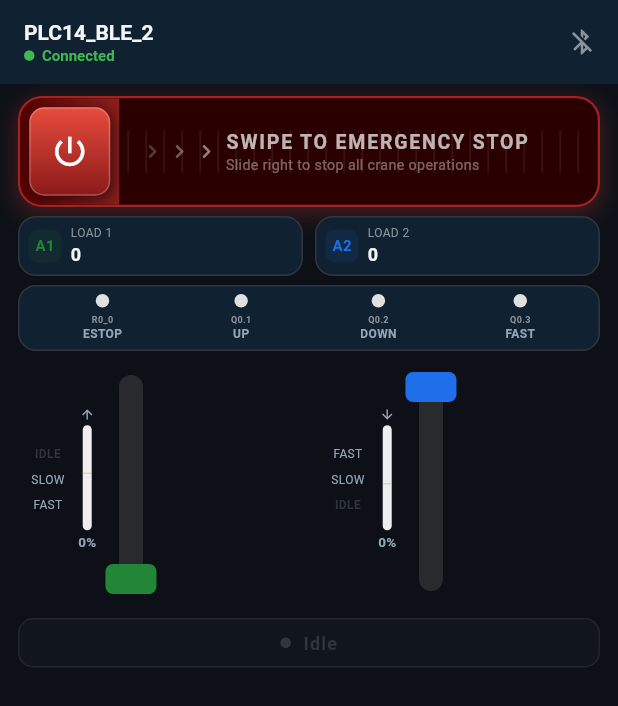
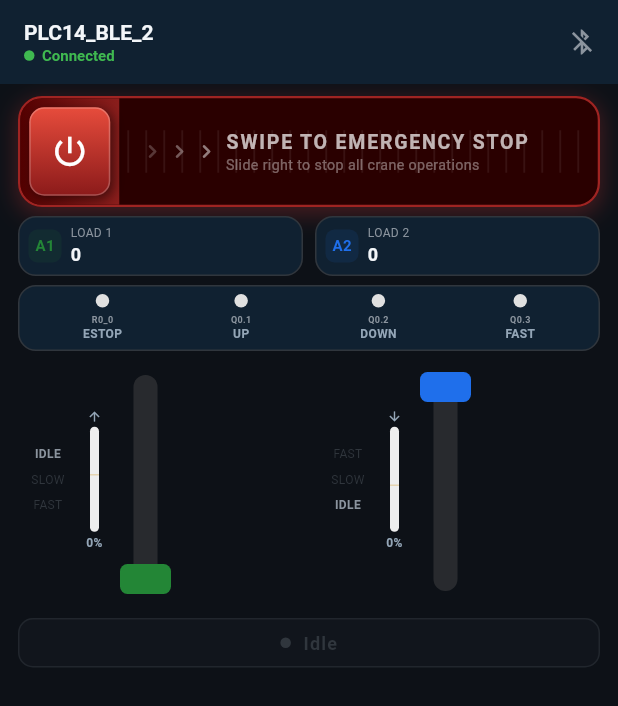
Before and after one commit to ashik134/IntelliHMI-BLE-Unified-Automation-Interface, a Flutter app: the ControlScreen screen opened directly, on a phone screen of 412 x 824 dp. Shown: the top 706 px of the screen. Run offline on Flutter 3.47's test engine with Material 3 defaults, Android fonts, the phone set to English and light mode, and no system bars; our stand-ins replace flutter_blue_plus, logger, permission_handler, shared_preferences, vibration, wakelock_plus; accounts and stored records are empty.

Commit message:
modified the `_sliderIndicator()` method to use a vertical-direction slider indicator and fixed the unwanted horizontal shifting/jitter issue of the same widgets

```diff
--- a/lib/widgets/crane_slider_button.dart
+++ b/lib/widgets/crane_slider_button.dart
@@ -234,17 +234,11 @@ class _CraneSliderButtonState extends State<CraneSliderButton>
               children: [
                 Padding(
                   padding: const EdgeInsets.fromLTRB(6, 3, 6, 7),
-              child: Column(
-                children: [
-                  _sliderIndicator(),
-                  // const SizedBox(height: 5),
-                  // _plcOutputDisplay(),
-                ],
-              ),
+                  child: _sliderIndicator(),
                 ),
                 Center(
                   child: RotatedBox(
-                    quarterTurns: widget.isUp ? -1 : 1,
+                    quarterTurns: widget.isUp ? -1 : 1, //
                     child: SliderTheme(
                       data: SliderThemeData(
                         trackHeight: 16,
@@ -254,7 +248,7 @@ class _CraneSliderButtonState extends State<CraneSliderButton>
                           borderRadius: 5,
                         ),
                         overlayShape: const RoundSliderOverlayShape(
-                          overlayRadius: 10
+                          overlayRadius: 10,
                         ),
                         activeTrackColor: _sliderValue >= _fastThreshold
                             ? AppColors.fastColor
@@ -280,9 +274,6 @@ class _CraneSliderButtonState extends State<CraneSliderButton>
                 ),
               ],
             ),
-
-            // Bottom info section
-
           ],
         );
       },
@@ -383,7 +374,6 @@ Widget _sliderIndicator() {
       mainAxisSize: MainAxisSize.min,
       crossAxisAlignment: CrossAxisAlignment.center,
       children: [
-
         SizedBox(
           width: 28,
           child: Column(
@@ -391,15 +381,41 @@ Widget _sliderIndicator() {
             children: isUpDirection
                 ? [
                     // UP: IDLE (top) → FAST (bottom)
-                    _buildLabel('IDLE', active: _sliderValue <= 0.01, color: AppColors.idleColor),
-                    _buildLabel('SLOW', active: _sliderValue > 0.01 && _sliderValue < _fastThreshold, color: indicatorColor),
-                    _buildLabel('FAST', active: _sliderValue >= _fastThreshold, color: AppColors.fastColor),
+                    _buildLabel(
+                      'IDLE',
+                      active: _sliderValue <= 0.01,
+                      color: AppColors.textSecondary,
+                    ),
+                    _buildLabel(
+                      'SLOW',
+                      active:
+                          _sliderValue > 0.01 && _sliderValue < _fastThreshold,
+                      color: indicatorColor,
+                    ),
+                    _buildLabel(
+                      'FAST',
+                      active: _sliderValue >= _fastThreshold,
+                      color: AppColors.fastColor,
+                    ),
                   ]
                 : [
                     // DOWN: FAST (top) → IDLE (bottom)
-                    _buildLabel('FAST', active: _sliderValue >= _fastThreshold, color: AppColors.fastColor),
-                    _buildLabel('SLOW', active: _sliderValue > 0.01 && _sliderValue < _fastThreshold, color: indicatorColor),
-                    _buildLabel('IDLE', active: _sliderValue <= 0.01, color: AppColors.idleColor),
+                    _buildLabel(
+                      'FAST',
+                      active: _sliderValue >= _fastThreshold,
+                      color: AppColors.fastColor,
+                    ),
+                    _buildLabel(
+                      'SLOW',
+                      active:
+                          _sliderValue > 0.01 && _sliderValue < _fastThreshold,
+                      color: indicatorColor,
+                    ),
+                    _buildLabel(
+                      'IDLE',
+                      active: _sliderValue <= 0.01,
+                      color: AppColors.textSecondary,
+                    ),
                   ],
           ),
         ),
@@ -407,14 +423,22 @@ Widget _sliderIndicator() {
         const SizedBox(width: 6),
 
         // ── Vertical Progress Bar with Threshold Lines ──
-        Column(
+        // Fixed-width SizedBox prevents the Column from resizing as the
+        // '$pct%' text changes character count (e.g. "0%" → "100%"), which
+        // was the root cause of the horizontal shift/jitter.
+        SizedBox(
+          width: 22,
+          child: Column(
             mainAxisSize: MainAxisSize.min,
+            crossAxisAlignment: CrossAxisAlignment.center,
             children: [
               // Direction icon
               Icon(
                 isUpDirection ? Icons.arrow_upward : Icons.arrow_downward,
                 size: 10,
-              color: _sliderValue > 0.01 ? indicatorColor : AppColors.textMuted,
+                color: _sliderValue > 0.01
+                    ? indicatorColor
+                    : AppColors.textMuted,
               ),
               const SizedBox(height: 2),
 
@@ -428,14 +452,18 @@ Widget _sliderIndicator() {
                 ),
                 child: Stack(
                   children: [
-                  // Fast threshold line (at 70%)
+                    // Fast threshold line (at 55%)
                     Positioned(
                       left: 0,
                       right: 0,
-                    top: isUpDirection ? 70 * (1 - _fastThreshold) : 70 * _fastThreshold,
+                      top: isUpDirection
+                          ? 70 * (1 - _fastThreshold)
+                          : 70 * _fastThreshold,
                       child: Container(
                         height: 1,
-                      color: AppColors.fastColor.withAlpha((0.3 * 255).toInt()),
+                        color: AppColors.fastColor.withAlpha(
+                          (0.3 * 255).toInt(),
+                        ),
                       ),
                     ),
                     // Fill
@@ -446,6 +474,8 @@ Widget _sliderIndicator() {
                       child: AnimatedContainer(
                         duration: const Duration(milliseconds: 150),
                         curve: Curves.easeOutCubic,
+                        width:
+                            6, // explicit width — prevents implicit resize inside Stack
                         height: 70 * _sliderValue,
                         decoration: BoxDecoration(
                           color: indicatorColor,
@@ -458,22 +488,28 @@ Widget _sliderIndicator() {
               ),
 
               const SizedBox(height: 2),
-            // Percentage
+
               Text(
                 '$pct%',
+                textAlign: TextAlign.center,
                 style: TextStyle(
-                fontSize: 9,
+                  fontSize: 8,
                   fontWeight: FontWeight.bold,
                   color: _isTouching ? indicatorColor : AppColors.textMuted,
                 ),
               ),
             ],
           ),
+        ),
       ],
     );
   }
 
-  Widget _buildLabel(String text, {required bool active, required Color color}) {
+  Widget _buildLabel(
+    String text, {
+    required bool active,
+    required Color color,
+  }) {
     return Padding(
       padding: const EdgeInsets.symmetric(vertical: 3),
       child: Text(
@@ -482,7 +518,7 @@ Widget _sliderIndicator() {
         style: TextStyle(
           fontSize: 8,
           fontWeight: active ? FontWeight.bold : FontWeight.normal,
-          color: active ? color : AppColors.textMuted,
+          color: active ? color : AppColors.idleColor,
         ),
       ),
     );
```
Lines whose indentation alone changed are shown as unchanged.
